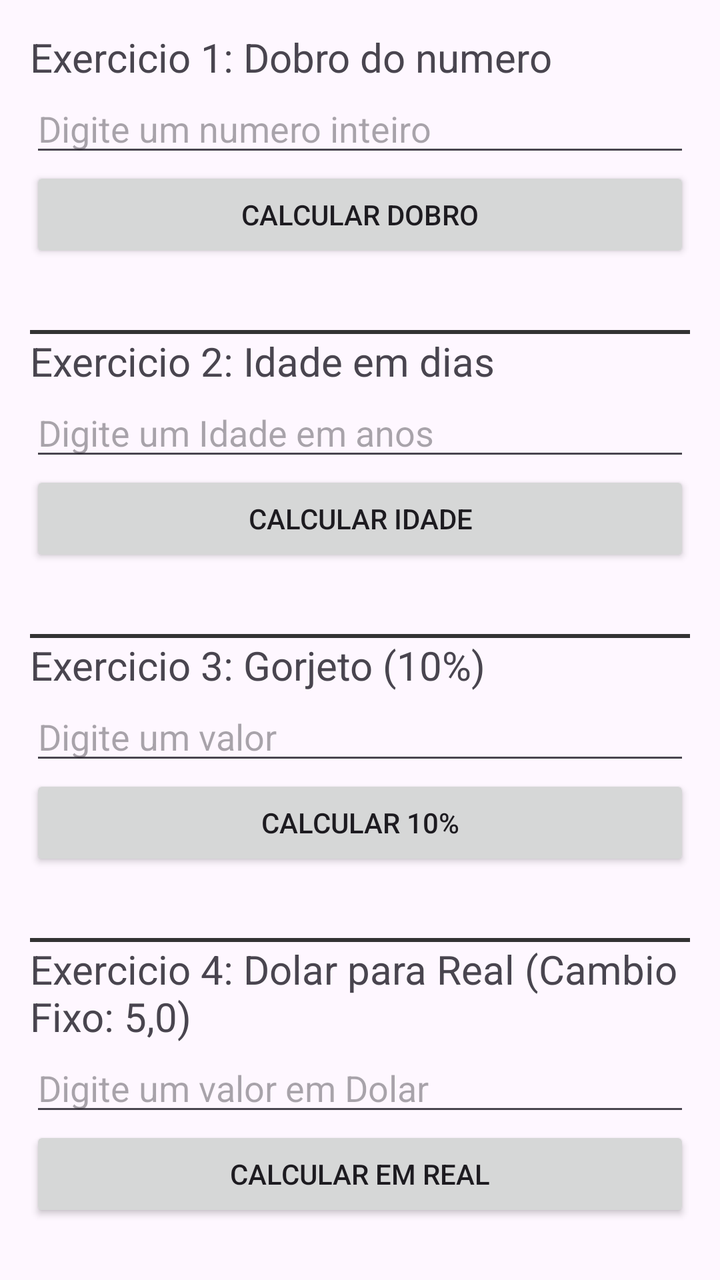
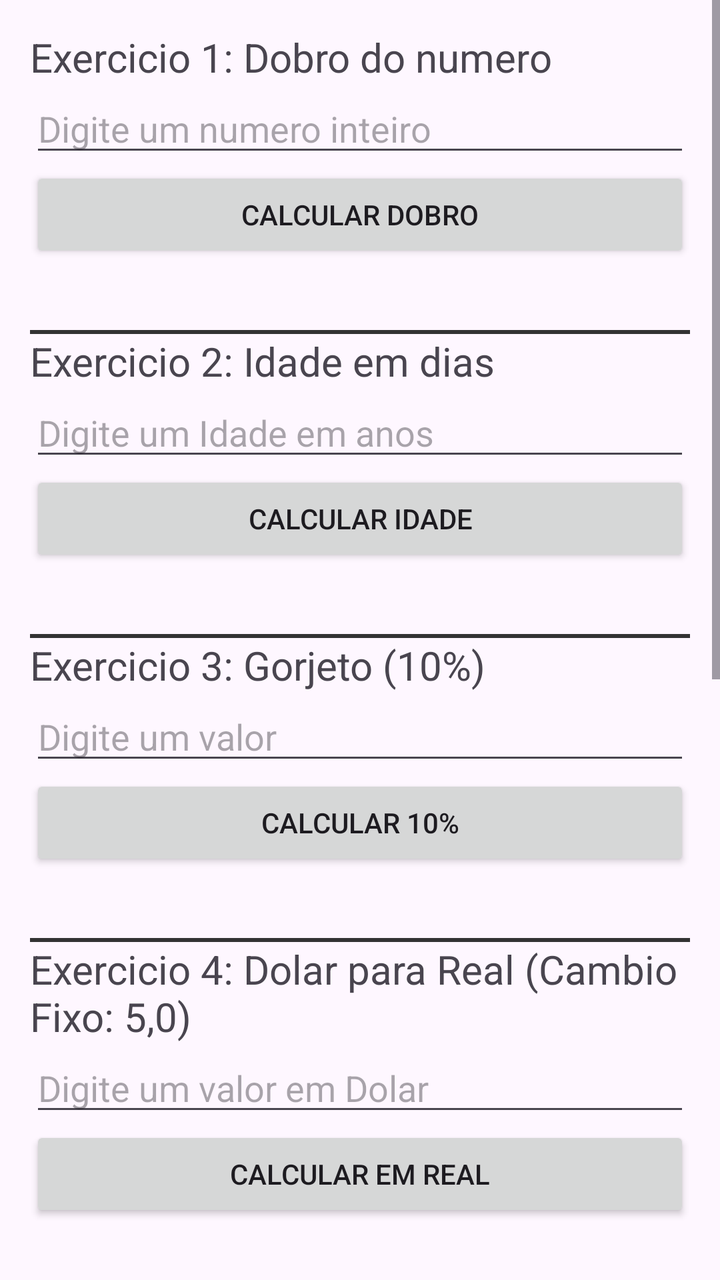

The first picture is an Android layout as it rendered before a commit; the second is the same layout after the commit. The layout source and the unified diff follow.
<!-- AndroidManifest.xml: application theme Theme.Aplicativopan -->
<!-- res/layout/exercico_nota.xml -->
<?xml version="1.0" encoding="utf-8"?>
<LinearLayout xmlns:android="http://schemas.android.com/apk/res/android"
    android:orientation="vertical"
    android:layout_width="match_parent"
    android:layout_height="match_parent"
    android:padding="15dp">

    <TextView
        android:id="@+id/txtExercicio1"
        android:layout_width="match_parent"
        android:layout_height="wrap_content"
        android:textSize="20sp"
        android:text="Exercicio 1: Dobro do numero"/>


    <EditText
        android:layout_width="match_parent"
        android:layout_height="wrap_content"
        android:id="@+id/edtExec1"
        android:hint="Digite um numero inteiro"
        android:inputType="number"/>

    <Button
        android:layout_width="match_parent"
        android:layout_height="wrap_content"
        android:id="@+id/btnExerc1"
        android:text="Calcular Dobro"/>

    <TextView
        android:id="@+id/txtExerc1"
        android:layout_width="match_parent"
        android:layout_height="wrap_content"
        android:textSize="25sp"
        android:textAlignment="center"/>
    
    <TextView
        android:layout_width="match_parent"
        android:layout_height="2dp"
        android:background="#333333"
        android:text=""
        />

    <TextView
        android:id="@+id/txtExercicio2"
        android:layout_width="match_parent"
        android:layout_height="wrap_content"
        android:textSize="20sp"
        android:text="Exercicio 2: Idade em dias"/>


    <EditText
        android:layout_width="match_parent"
        android:layout_height="wrap_content"
        android:id="@+id/edtExec2"
        android:hint="Digite um Idade em anos"
        android:inputType="number"/>

    <Button
        android:layout_width="match_parent"
        android:layout_height="wrap_content"
        android:id="@+id/btnExerc2"
        android:text="Calcular Idade"/>

    <TextView
        android:id="@+id/txtExerc2"
        android:layout_width="match_parent"
        android:layout_height="wrap_content"
        android:textSize="25sp"
        android:textAlignment="center"/>

    <TextView
        android:layout_width="match_parent"
        android:layout_height="2dp"
        android:background="#333333"
        android:text=""
        />


    <TextView
        android:id="@+id/txtExercicio3"
        android:layout_width="match_parent"
        android:layout_height="wrap_content"
        android:textSize="20sp"
        android:text="Exercicio 3: Gorjeto (10%)"/>


    <EditText
        android:layout_width="match_parent"
        android:layout_height="wrap_content"
        android:id="@+id/edtExec3"
        android:hint="Digite um valor"
        android:inputType="numberDecimal"/>

    <Button
        android:layout_width="match_parent"
        android:layout_height="wrap_content"
        android:id="@+id/btnExerc3"
        android:text="Calcular 10%"/>

    <TextView
        android:id="@+id/txtExerc3"
        android:layout_width="match_parent"
        android:layout_height="wrap_content"
        android:textSize="25sp"
        android:textAlignment="center"/>

    <TextView
        android:layout_width="match_parent"
        android:layout_height="2dp"
        android:background="#333333"
        android:text=""
        />

    <TextView
        android:id="@+id/txtExercicio4"
        android:layout_width="match_parent"
        android:layout_height="wrap_content"
        android:textSize="20sp"
        android:text="Exercicio 4: Dolar para Real (Cambio Fixo: 5,0)"/>


    <EditText
        android:layout_width="match_parent"
        android:layout_height="wrap_content"
        android:id="@+id/edtExec4"
        android:hint="Digite um valor em Dolar"
        android:inputType="numberDecimal"/>

    <Button
        android:layout_width="match_parent"
        android:layout_height="wrap_content"
        android:id="@+id/btnExerc4"
        android:text="Calcular em Real"/>

    <TextView
        android:id="@+id/txtExerc4"
        android:layout_width="match_parent"
        android:layout_height="wrap_content"
        android:textSize="25sp"
        android:textAlignment="center"/>

    <TextView
        android:layout_width="match_parent"
        android:layout_height="2dp"
        android:background="#333333"
        android:text=""
        />

    <TextView
        android:id="@+id/txtExercicio5"
        android:layout_width="match_parent"
        android:layout_height="wrap_content"
        android:textSize="20sp"
        android:text="Exercicio 5: Media de dois notas"/>


    <EditText
        android:layout_width="match_parent"
        android:layout_height="wrap_content"
        android:id="@+id/edtN1"
        android:hint="Digite a Nota 1"
        android:inputType="numberDecimal"/>

    <EditText
        android:layout_width="match_parent"
        android:layout_height="wrap_content"
        android:id="@+id/edtN2"
        android:hint="Digite a Nota 2"
        android:inputType="numberDecimal"/>

    <Button
        android:layout_width="match_parent"
        android:layout_height="wrap_content"
        android:id="@+id/btnMedia"
        android:text="Calcular media"/>

    <TextView
        android:id="@+id/txtExerc5"
        android:layout_width="match_parent"
        android:layout_height="wrap_content"
        android:textSize="25sp"
        android:textAlignment="center"/>

    <TextView
        android:layout_width="match_parent"
        android:layout_height="2dp"
        android:background="#333333"
        android:text=""
        />

    <TextView
        android:id="@+id/txtExercicio6"
        android:layout_width="match_parent"
        android:layout_height="wrap_content"
        android:textSize="20sp"
        android:text="Exercicio 6: Classificador de Categoria por Idade"/>


    <EditText
        android:layout_width="match_parent"
        android:layout_height="wrap_content"
        android:id="@+id/edtExec6"
        android:hint="Digite um numero inteiro"
        android:inputType="number"/>

    <Button
        android:layout_width="match_parent"
        android:layout_height="wrap_content"
        android:id="@+id/btnExerc6"
        android:text="Calcular categoria de Idade"/>

    <TextView
        android:id="@+id/txtExerc6"
        android:layout_width="match_parent"
        android:layout_height="wrap_content"
        android:textSize="25sp"
        android:textAlignment="center"/>

    <TextView
        android:layout_width="match_parent"
        android:layout_height="2dp"
        android:background="#333333"
        android:text=""
        />

    <TextView
        android:id="@+id/txtExercicio7"
        android:layout_width="match_parent"
        android:layout_height="wrap_content"
        android:textSize="20sp"
        android:text="Exercicio 7: Analisador de Desconto Progressivo por Valor"/>


    <EditText
        android:layout_width="match_parent"
        android:layout_height="wrap_content"
        android:id="@+id/edtExec7"
        android:hint="Digite um numero inteiro"
        android:inputType="number"/>

    <Button
        android:layout_width="match_parent"
        android:layout_height="wrap_content"
        android:id="@+id/btnExerc7"
        android:text="Calcular Desconto Progressivo"/>

    <TextView
        android:id="@+id/txtExerc7"
        android:layout_width="match_parent"
        android:layout_height="wrap_content"
        android:textSize="25sp"
        android:textAlignment="center"/>

    <TextView
        android:layout_width="match_parent"
        android:layout_height="2dp"
        android:background="#333333"
        android:text=""
        />
</LinearLayout>
<!-- resources referenced by this layout -->
<resources>
  <style name="Theme.Aplicativopan" parent="Base.Theme.Aplicativopan" />
  <style name="Base.Theme.Aplicativopan" parent="Theme.Material3.DayNight.NoActionBar">
          
          
      </style>
</resources>

<!-- the commit's change to res/layout/exercico_nota.xml (unified diff, before → after) -->
@@ -1,4 +1,8 @@
 <?xml version="1.0" encoding="utf-8"?>
+<ScrollView xmlns:android="http://schemas.android.com/apk/res/android"
+    android:layout_width="match_parent"
+    android:layout_height="match_parent">
+
 <LinearLayout xmlns:android="http://schemas.android.com/apk/res/android"
     android:orientation="vertical"
     android:layout_width="match_parent"
@@ -258,3 +262,4 @@
         android:text=""
         />
 </LinearLayout>
+</ScrollView>
